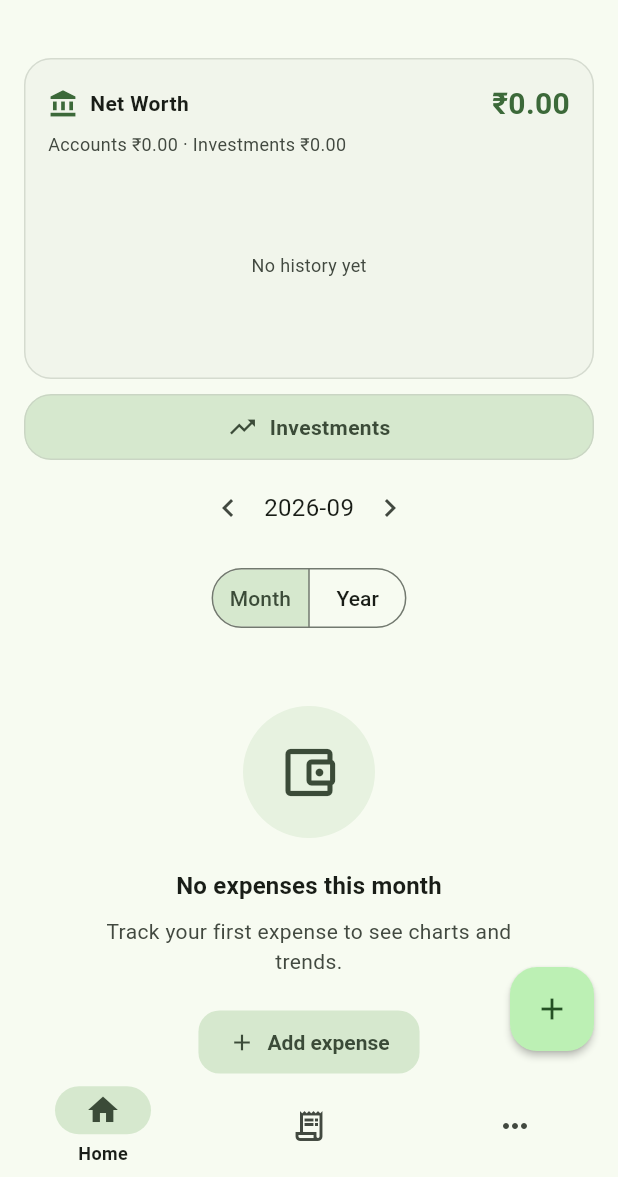
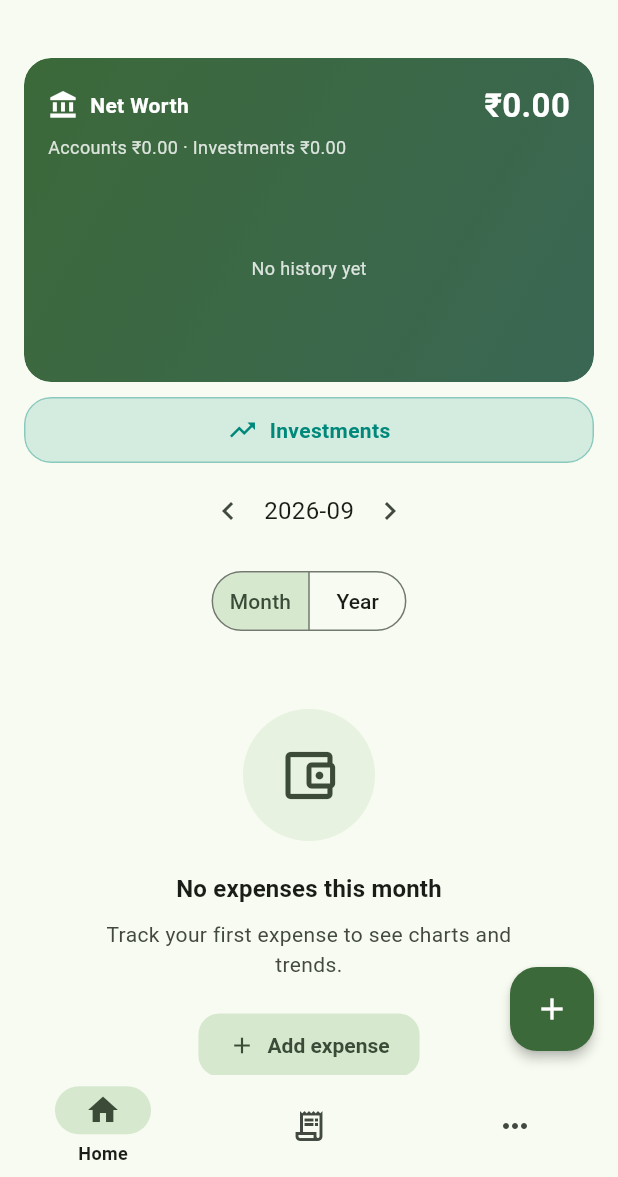
Before and after one commit to AnandSelvam04/FinanceTracker, a Flutter app: the HomeScreen screen opened directly, on a phone screen of 412 x 824 dp, the part 59-1236 px from its top. Run offline on Flutter 3.47's test engine with Material 3 defaults, Android fonts, the phone set to English and light mode, and no system bars; our stand-ins replace csv, file_picker, fl_chart, flutter_local_notifications, flutter_secure_storage, flutter_timezone and 8 more; missing offline and left inert: another_telephony, cryptography, googleapis; accounts and stored records are empty.

Commit message:
Add a colorful visual refresh to the dashboard
The app was visually restrained — a single green accent over muted
surfaces. This lifts the dashboard's key elements so it reads as more
colorful and lively while staying within the existing Material 3 system
and the user's chosen accent color.

- Net-worth hero card now uses a brand gradient (primary → tertiary)
  with legible on-gradient foreground colors for the figure and trend.
- Add brandGradient/onBrandGradient helpers derived from the active
  color scheme, so the look follows the user's accent and light/dark
  mode instead of hard-coded colors.
- Month/Year total is painted with the brand gradient via a ShaderMask.
- Dashboard shortcut cards carry distinct accent tints (teal, violet)
  so they read as separate destinations at a glance.
- FAB uses the full accent color instead of the muted container so the
  primary action stands out.

Co-Authored-By: Claude Opus 4.8 <noreply@anthropic.com>
Claude-Session: https://claude.ai/code/session_01HwaoUVe1pXbX8AbQXiAeXs

```diff
--- a/lib/screens/home_screen.dart
+++ b/lib/screens/home_screen.dart
@@ -582,7 +582,6 @@ class _TotalHeadline extends StatelessWidget {
 
   @override
   Widget build(BuildContext context) {
-    final scheme = Theme.of(context).colorScheme;
     return Column(
       children: [
         Text(
@@ -595,13 +594,20 @@ class _TotalHeadline extends StatelessWidget {
           ),
         ),
         const SizedBox(height: 2),
-        AnimatedMoney(
-          value: amount,
-          format: formatMoney,
-          style: TextStyle(
-            fontSize: 28,
-            fontWeight: FontWeight.bold,
-            color: scheme.onSurface,
+        // ShaderMask paints the count-up total with the brand gradient. The
+        // white base color is what the srcIn blend replaces with the gradient.
+        ShaderMask(
+          shaderCallback: (bounds) =>
+              brandGradient(context).createShader(bounds),
+          blendMode: BlendMode.srcIn,
+          child: AnimatedMoney(
+            value: amount,
+            format: formatMoney,
+            style: const TextStyle(
+              fontSize: 30,
+              fontWeight: FontWeight.bold,
+              color: Colors.white,
+            ),
           ),
         ),
         if (income > 0)
@@ -667,6 +673,9 @@ class _ShortcutsRow extends StatelessWidget {
             child: _ShortcutButton(
               icon: Icons.trending_up,
               label: 'Investments',
+              // Distinct accents (not one shared container) so the shortcuts
+              // read as separate destinations at a glance.
+              accent: const Color(0xFF00897B), // teal
               onTap: () => Navigator.push(
                 context,
                 MaterialPageRoute(
@@ -680,6 +689,7 @@ class _ShortcutsRow extends StatelessWidget {
               child: _ShortcutButton(
                 icon: Icons.sms,
                 label: 'Import SMS',
+                accent: const Color(0xFF6A3DE8), // violet
                 onTap: () => Navigator.push(
                   context,
                   MaterialPageRoute(
@@ -698,20 +708,30 @@ class _ShortcutsRow extends StatelessWidget {
 class _ShortcutButton extends StatelessWidget {
   final IconData icon;
   final String label;
+  final Color accent;
   final VoidCallback onTap;
   const _ShortcutButton({
     required this.icon,
     required this.label,
+    required this.accent,
     required this.onTap,
   });
 
   @override
   Widget build(BuildContext context) {
-    final scheme = Theme.of(context).colorScheme;
+    final dark = Theme.of(context).brightness == Brightness.dark;
+    // A soft tint of the accent as fill, the accent itself for icon and text,
+    // so each shortcut carries its own color without shouting.
+    final fill = accent.withValues(alpha: dark ? 0.24 : 0.14);
+    final foreground = dark ? Color.lerp(accent, Colors.white, 0.4)! : accent;
     return Card(
       margin: EdgeInsets.zero,
       clipBehavior: Clip.antiAlias,
-      color: scheme.secondaryContainer,
+      color: fill,
+      shape: RoundedRectangleBorder(
+        borderRadius: BorderRadius.circular(18),
+        side: BorderSide(color: accent.withValues(alpha: 0.35)),
+      ),
       child: InkWell(
         onTap: onTap,
         child: Padding(
@@ -719,7 +739,7 @@ class _ShortcutButton extends StatelessWidget {
           child: Row(
             mainAxisAlignment: MainAxisAlignment.center,
             children: [
-              Icon(icon, size: 20, color: scheme.onSecondaryContainer),
+              Icon(icon, size: 20, color: foreground),
               const SizedBox(width: 8),
               Flexible(
                 child: Text(
@@ -727,7 +747,7 @@ class _ShortcutButton extends StatelessWidget {
                   overflow: TextOverflow.ellipsis,
                   style: TextStyle(
                     fontWeight: FontWeight.w600,
-                    color: scheme.onSecondaryContainer,
+                    color: foreground,
                   ),
                 ),
               ),
--- a/lib/utils/app_colors.dart
+++ b/lib/utils/app_colors.dart
@@ -30,3 +30,23 @@ Color transferAvatarColor(BuildContext context) =>
 /// grey shades).
 Color mutedTextColor(BuildContext context) =>
     Theme.of(context).colorScheme.onSurfaceVariant;
+
+/// A brand gradient blended from the active color scheme, so it follows the
+/// user's chosen accent (and both light/dark modes) instead of hard-coding
+/// colors. Used for hero surfaces like the net-worth card, where a flat fill
+/// looks plainer than the rest of a Material 3 app can.
+LinearGradient brandGradient(BuildContext context) {
+  final scheme = Theme.of(context).colorScheme;
+  return LinearGradient(
+    begin: Alignment.topLeft,
+    end: Alignment.bottomRight,
+    colors: [
+      scheme.primary,
+      Color.lerp(scheme.primary, scheme.tertiary, 0.55) ?? scheme.primary,
+    ],
+  );
+}
+
+/// Foreground color that stays legible on top of [brandGradient].
+Color onBrandGradient(BuildContext context) =>
+    Theme.of(context).colorScheme.onPrimary;
--- a/lib/utils/app_theme.dart
+++ b/lib/utils/app_theme.dart
@@ -92,10 +92,12 @@ class AppTheme {
         ),
       ),
       floatingActionButtonTheme: FloatingActionButtonThemeData(
-        elevation: 2,
-        highlightElevation: 4,
-        backgroundColor: scheme.primaryContainer,
-        foregroundColor: scheme.onPrimaryContainer,
+        elevation: 3,
+        highlightElevation: 6,
+        // The full accent (not the muted container) makes the primary action
+        // pop against the dashboard's soft surfaces.
+        backgroundColor: scheme.primary,
+        foregroundColor: scheme.onPrimary,
         shape: RoundedRectangleBorder(
           borderRadius: BorderRadius.circular(18),
         ),
--- a/lib/widgets/net_worth_card.dart
+++ b/lib/widgets/net_worth_card.dart
@@ -28,32 +28,44 @@ class NetWorthCard extends StatelessWidget {
         final invested =
             investments.investments.fold<int>(0, (sum, i) => sum + i.amount);
         final netWorth = liquid + invested;
+        final onGradient = onBrandGradient(context);
+        final subtle = onGradient.withValues(alpha: 0.82);
 
         return Card(
-          child: Padding(
+          // The gradient supplies the fill, so drop the card's own surface color
+          // and border and let the container paint edge to edge.
+          margin: const EdgeInsets.symmetric(vertical: 6),
+          clipBehavior: Clip.antiAlias,
+          color: Colors.transparent,
+          shape: RoundedRectangleBorder(
+            borderRadius: BorderRadius.circular(18),
+          ),
+          child: Container(
+            decoration: BoxDecoration(
+              gradient: brandGradient(context),
+              borderRadius: BorderRadius.circular(18),
+            ),
             padding: const EdgeInsets.all(16),
             child: Column(
               crossAxisAlignment: CrossAxisAlignment.start,
               children: [
                 Row(
                   children: [
-                    Icon(Icons.account_balance,
-                        size: 20,
-                        color: Theme.of(context).colorScheme.primary),
+                    Icon(Icons.account_balance, size: 20, color: onGradient),
                     const SizedBox(width: 8),
                     Text('Net Worth',
-                        style: const TextStyle(
-                            fontSize: 14, fontWeight: FontWeight.bold)),
+                        style: TextStyle(
+                            fontSize: 14,
+                            fontWeight: FontWeight.bold,
+                            color: onGradient)),
                     const Spacer(),
                     AnimatedMoney(
                       value: netWorth,
                       format: formatMoneySigned,
                       style: TextStyle(
-                        fontSize: 20,
+                        fontSize: 22,
                         fontWeight: FontWeight.bold,
-                        color: netWorth < 0
-                            ? expenseColor(context)
-                            : Theme.of(context).colorScheme.primary,
+                        color: onGradient,
                       ),
                     ),
                   ],
@@ -62,14 +74,15 @@ class NetWorthCard extends StatelessWidget {
                 Text(
                   'Accounts ${formatMoneySigned(liquid)} · '
                   'Investments ${formatMoneySigned(invested)}',
-                  style:
-                      TextStyle(fontSize: 12, color: mutedTextColor(context)),
+                  style: TextStyle(fontSize: 12, color: subtle),
                 ),
                 const SizedBox(height: 12),
                 SizedBox(
                   height: 120,
                   // key forces the FutureBuilder to refetch when totals change.
                   child: _NetWorthTrend(
+                    lineColor: onGradient,
+                    mutedColor: subtle,
                     key:
                         ValueKey('$netWorth-${investments.investments.length}'),
                   ),
@@ -84,7 +97,16 @@ class NetWorthCard extends StatelessWidget {
 }
 
 class _NetWorthTrend extends StatelessWidget {
-  const _NetWorthTrend({super.key});
+  /// Colors are passed in so the trend line reads clearly on the card's
+  /// gradient fill instead of using the scheme's primary (which the gradient
+  /// is built from and would blend into).
+  final Color lineColor;
+  final Color mutedColor;
+  const _NetWorthTrend({
+    super.key,
+    required this.lineColor,
+    required this.mutedColor,
+  });
 
   @override
   Widget build(BuildContext context) {
@@ -100,14 +122,14 @@ class _NetWorthTrend extends StatelessWidget {
         if (series.every((p) => p.value == 0)) {
           return Center(
             child: Text('No history yet',
-                style: TextStyle(fontSize: 12, color: mutedTextColor(context))),
+                style: TextStyle(fontSize: 12, color: mutedColor)),
           );
         }
         final spots = <FlSpot>[
           for (int i = 0; i < series.length; i++)
             FlSpot(i.toDouble(), series[i].value / 100),
         ];
-        final color = Theme.of(context).colorScheme.primary;
+        final color = lineColor;
         return Semantics(
           label: 'Net worth trend over the last 12 months',
           child: LineChart(
```
